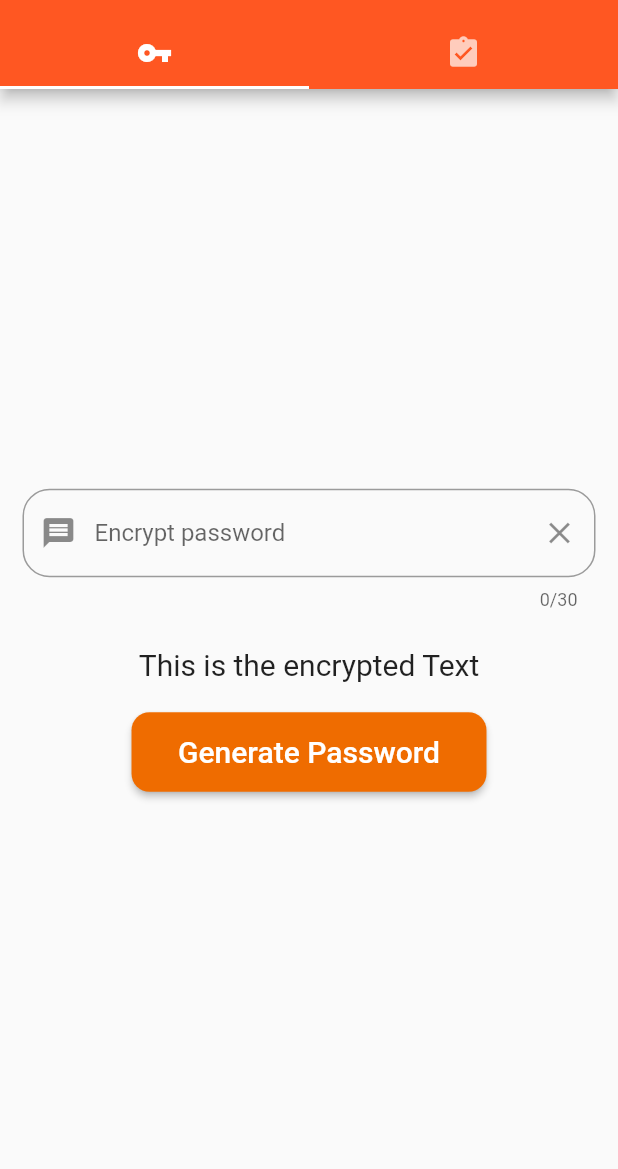
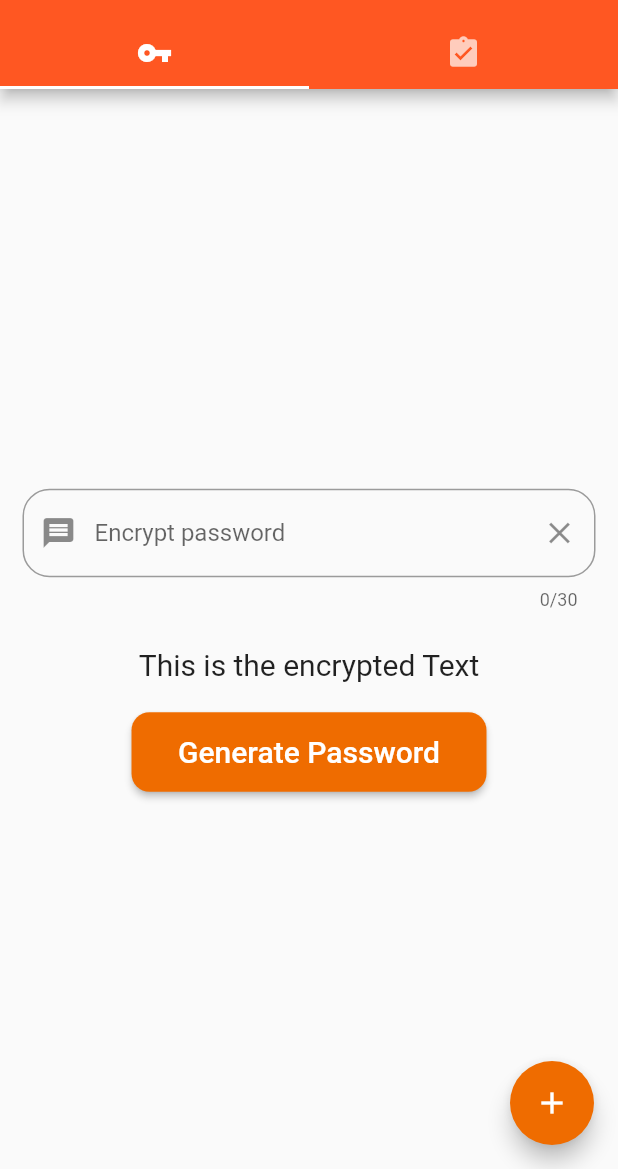
Before and after one commit to avijeetpandey/encryptor, a Flutter app: the TabbedControllerView screen opened directly, on a phone screen of 412 x 824 dp, the part 67-1236 px from its top. Run offline on Flutter 3.47's test engine with Material 2 defaults, Android fonts, the phone set to English and light mode, and no system bars; our stand-ins replace google_fonts, random_string, shared_preferences; missing offline and left inert: sk_onboarding_screen; accounts and stored records are empty; Roboto replaces fonts that are missing (Acme).

Commit message:
added floating action button

```diff
--- a/lib/utils/TabbedControllerView.dart
+++ b/lib/utils/TabbedControllerView.dart
@@ -27,8 +27,13 @@ class TabbedControllerView extends StatelessWidget {
               ),
               centerTitle: true,
             ),
-        body: TabbedView()
-        )
-    );
+            floatingActionButton: FloatingActionButton(
+              backgroundColor: Colors.orange[800],
+              child: Icon(Icons.add),
+              onPressed: () {
+                print('Floating Button Pressed');
+              },
+            ),
+            body: TabbedView()));
   }
 }
```
Lines whose indentation alone changed are shown as unchanged.
